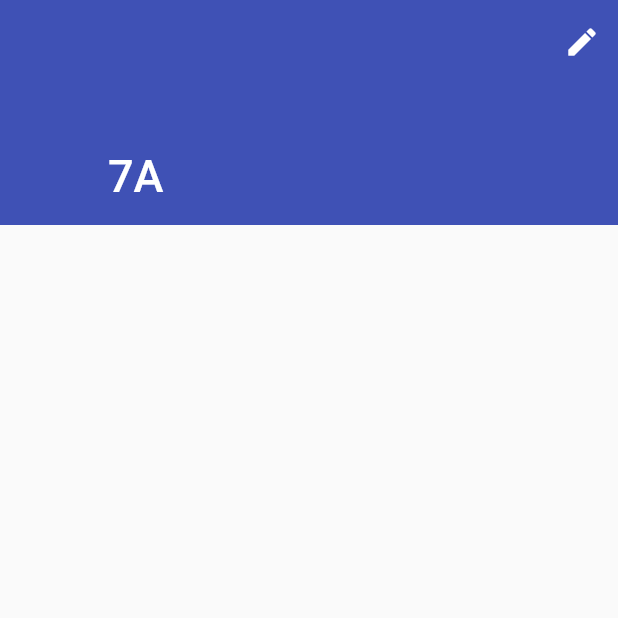
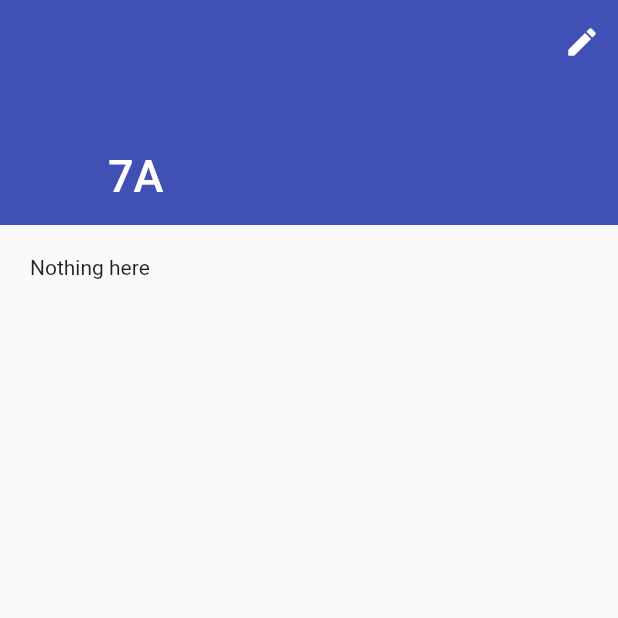
Before and after one commit to bjs-org/bjs-app, a Flutter app: the screen it shows after launch, item 2 of the bottom bar chosen, on a phone screen of 412 x 824 dp, the top half of it. Run offline on Flutter 3.47's test engine with Material 2 defaults, Android fonts, the phone set to English and light mode, and no system bars; our stand-ins replace equatable, flutter_bloc; network calls fail.

Commit message:
Implement switching of sides as well as slivers on main page

```diff
--- a/lib/blocs/students_bloc.dart
+++ b/lib/blocs/students_bloc.dart
@@ -4,14 +4,14 @@ import 'package:equatable/equatable.dart';
 import 'package:flutter_bloc/flutter_bloc.dart';
 import 'package:meta/meta.dart';
 
-abstract class StudentEvent extends Equatable {
-  const StudentEvent();
+abstract class StudentsEvent extends Equatable {
+  const StudentsEvent();
 
   @override
   List<Object> get props => [];
 }
 
-class FetchStudentsForClass extends StudentEvent {
+class FetchStudentsForClass extends StudentsEvent {
   final SchoolClass schoolClass;
 
   const FetchStudentsForClass({@required this.schoolClass}) : assert(schoolClass != null);
@@ -20,18 +20,18 @@ class FetchStudentsForClass extends StudentEvent {
   List<Object> get props => [schoolClass];
 }
 
-abstract class StudentState extends Equatable {
-  const StudentState();
+abstract class StudentsState extends Equatable {
+  const StudentsState();
 
   @override
   List<Object> get props => [];
 }
 
-class StudentsEmpty extends StudentState {}
+class StudentsEmpty extends StudentsState {}
 
-class StudentsLoading extends StudentState {}
+class StudentsLoading extends StudentsState {}
 
-class StudentsLoaded extends StudentState {
+class StudentsLoaded extends StudentsState {
   final List<Student> students;
 
   StudentsLoaded({@required this.students}) : assert(students != null);
@@ -40,18 +40,18 @@ class StudentsLoaded extends StudentState {
   List<Object> get props => [students];
 }
 
-class StudentsError extends StudentState {}
+class StudentsError extends StudentsState {}
 
-class StudentBloc extends Bloc<StudentEvent, StudentState> {
+class StudentsBloc extends Bloc<StudentsEvent, StudentsState> {
   final BjsApiClient apiClient;
 
-  StudentBloc({@required this.apiClient});
+  StudentsBloc({@required this.apiClient});
 
   @override
-  StudentState get initialState => StudentsEmpty();
+  StudentsState get initialState => StudentsEmpty();
 
   @override
-  Stream<StudentState> mapEventToState(StudentEvent event) async* {
+  Stream<StudentsState> mapEventToState(StudentsEvent event) async* {
     if (event is FetchStudentsForClass) {
       yield StudentsLoading();
 
--- a/lib/main.dart
+++ b/lib/main.dart
@@ -11,7 +11,6 @@ import 'package:bjs/widgets/widgets.dart';
 
 void main() {
   BlocSupervisor.delegate = SimpleBlocDelegate();
-
   final BjsApiClient apiClient = BjsApiClient(client: http.Client());
 
   runApp(MyApp(apiClient: apiClient));
@@ -31,11 +30,22 @@ class MyApp extends StatelessWidget {
         theme: ThemeData(
           primarySwatch: Colors.indigo,
         ),
-      home: BlocProvider(
-        create: (context) => ClassesBloc(apiClient: apiClient),
+        home: MultiBlocProvider(
+          providers: [
+            BlocProvider<ClassesBloc>(
+              create: (BuildContext context) {
+                var bloc = ClassesBloc(apiClient: apiClient);
+                bloc.add(FetchClasses());
+                return bloc;
+              },
+            ),
+            BlocProvider<StudentsBloc>(
+              create: (BuildContext context) =>
+                  StudentsBloc(apiClient: apiClient),
+            )
+          ],
           child: BJSInterface(),
-      ),
-    );
+        ));
   }
 }
 
@@ -49,17 +59,29 @@ class _BJSInterfaceState extends State<BJSInterface> {
 
   List<Widget> _widgetOptions = [
     ClassesPage(),
-    ClassPage(schoolClass: SchoolClass(
+    ClassPage(
+        schoolClass: SchoolClass(
             name: "A",
             grade: "7",
             teacherName: "Gutsche",
-        url: "http://raspberry-balena.gtdbqv7ic1ie9w3s.myfritz.net:8080/api/v1/classes/23")),
+            url:
+                "http://raspberry-balena.gtdbqv7ic1ie9w3s.myfritz.net:8080/api/v1/classes/23")),
     Center(),
   ];
 
   @override
   Widget build(BuildContext context) {
-    return Scaffold(
+    return MultiBlocListener(
+      listeners: [
+        BlocListener<StudentsBloc, StudentsState>(listener: (BuildContext context, state) {
+          if (state is StudentsLoading) {
+            setState(() {
+              _selectedIndex = 1;
+            });
+          }
+        })
+      ],
+      child: Scaffold(
           body: _widgetOptions.elementAt(_selectedIndex),
           bottomNavigationBar: BottomNavigationBar(
             items: const <BottomNavigationBarItem>[
@@ -76,6 +98,7 @@ class _BJSInterfaceState extends State<BJSInterface> {
                 _selectedIndex = index;
               });
             },
-        ));
+          )),
+    );
   }
 }
--- a/lib/widgets/class_page.dart
+++ b/lib/widgets/class_page.dart
@@ -1,6 +1,7 @@
 import 'package:bjs/blocs/blocs.dart';
 import 'package:bjs/models/models.dart';
 import 'package:bjs/repositories/repositories.dart';
+import 'package:bjs/widgets/helper.dart';
 import 'package:flutter/cupertino.dart';
 import 'package:flutter_bloc/flutter_bloc.dart';
 import 'package:http/http.dart' as http;
@@ -13,26 +14,32 @@ class ClassPage extends StatelessWidget {
 
   @override
   Widget build(BuildContext context) {
-    final BjsApiClient apiClient = BjsApiClient(client: http.Client());
-
     return CustomScrollView(
       slivers: <Widget>[
         ClassInformationSliverAppBar(
           schoolClass: schoolClass,
         ),
-        BlocProvider(
-          create: (context) => StudentBloc(apiClient: apiClient),
-          child: BlocBuilder<StudentBloc, StudentState>(
+        BlocBuilder<StudentsBloc, StudentsState>(
           builder: (context, state) {
             if (state is StudentsLoaded) {
-                  return(StudentSliverList(students: state.students,));
+              return (StudentSliverList(
+                students: state.students,
+              ));
+            }
+            if (state is StudentsLoading) {
+              return convertToSliver(Center(child: CircularProgressIndicator(),));
             }
             if (state is StudentsEmpty) {
-                  BlocProvider.of<StudentBloc>(context).add(FetchStudentsForClass(schoolClass: schoolClass));
+              return convertToSliver(Text("Nothing here"));
             }
-                return(SliverPadding(padding: EdgeInsets.all(8.0),));
+            if (state is StudentsError) {
+              return convertToSliver(Text("Something went wrong"));
+            }
+
+            return (SliverPadding(
+              padding: EdgeInsets.all(8.0),
+            ));
           },
-          ),
         )
       ],
     );
--- /dev/null
+++ b/lib/widgets/helper.dart
@@ -0,0 +1,8 @@
+import 'package:flutter/material.dart';
+
+SliverPadding convertToSliver(Widget child) {
+  return SliverPadding(
+    sliver: SliverToBoxAdapter(child: child),
+    padding: EdgeInsets.all(20.0),
+  );
+}
--- a/lib/widgets/widgets.dart
+++ b/lib/widgets/widgets.dart
@@ -1,3 +1,4 @@
 export 'classes_list_view.dart';
 export 'classes_page.dart';
 export 'class_page.dart';
+export 'helper.dart';
```
Also changed, not shown: lib/widgets/classes_list_view.dart (+9 -6 lines), lib/widgets/classes_page.dart (+25 -11 lines), 1 other file. Lines whose indentation alone changed are shown as unchanged.
